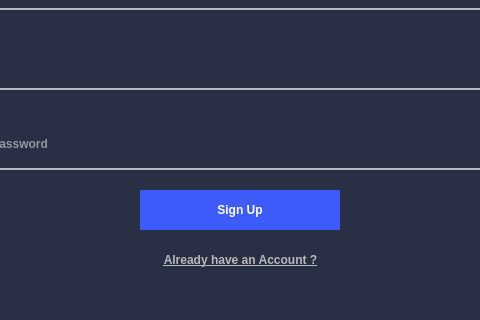
The window that ETM/SignUp.ui (yusufnasserdev/Employees-Task-Manager) describes before a commit, drawn with Qt 5; both pictures show x 150 to 630 and y 280 to 600 of the 753 by 600 pixel window.
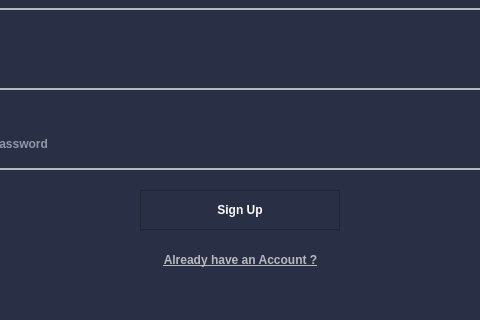
The same window after the commit. Icons and pictures are not drawn.

```diff
--- a/ETM/SignUp.ui
+++ b/ETM/SignUp.ui
@@ -230,18 +230,7 @@
     </rect>
    </property>
    <property name="styleSheet">
-    <string notr="true">QPushButton
-{
-	background-color: #3D5AFA;
-	color: #fff;
-}
-
-
-QPushButton::hover
-{
-	background-color: #22348c;
-	border-color: #22348c;
-}</string>
+    <string notr="true">border-color: rgb(32, 37, 54)</string>
    </property>
    <property name="text">
     <string>Sign Up</string>
```
Left out of the diff: 4 changed lines with no effect on the pictures.
